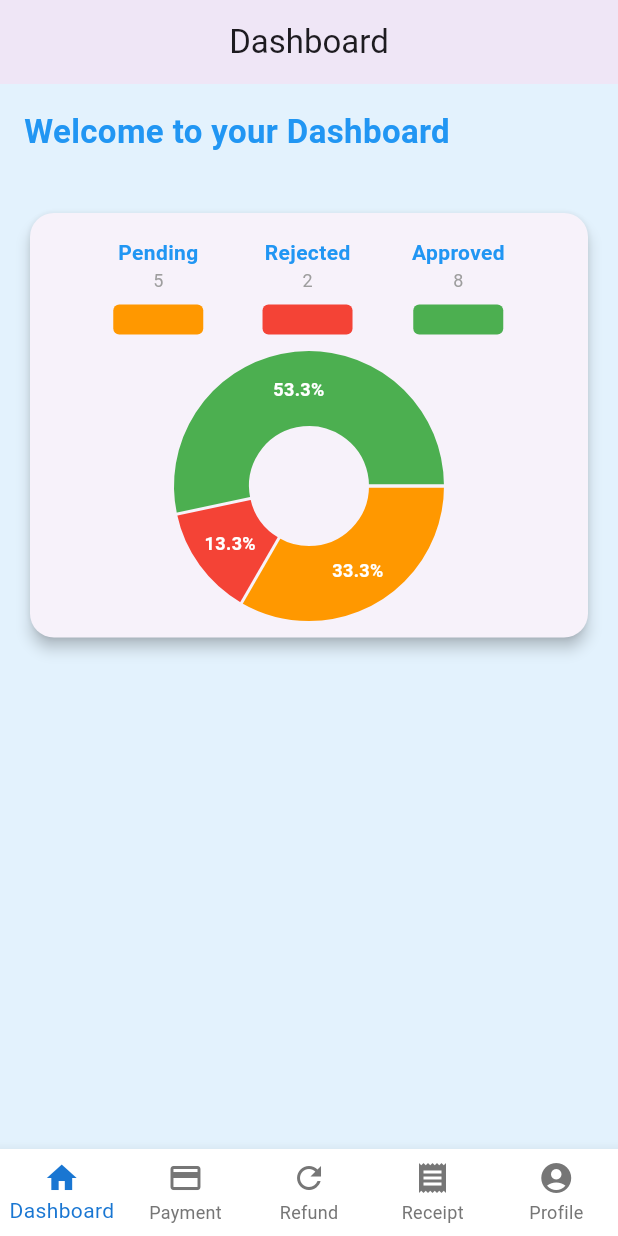
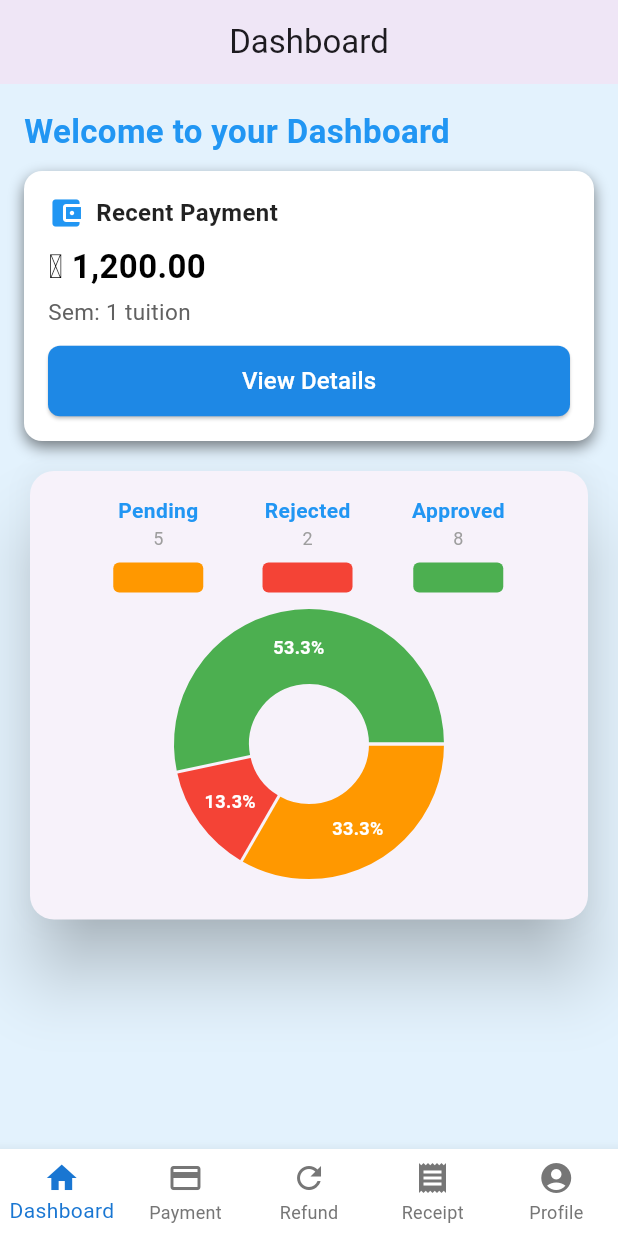
Before and after one commit to Prostorm11/Payment_App, a Flutter app: the screen it shows after launch, on a phone screen of 412 x 824 dp. Run offline on Flutter 3.47's test engine with Material 3 defaults, Android fonts, the phone set to English and light mode, and no system bars; drawn by our look-alikes of animated_text_kit, fl_chart; missing offline and left inert: pay_with_paystack.

Commit message:
dashboard in progress

```diff
--- a/lib/Dashboard/components/info_card.dart
+++ b/lib/Dashboard/components/info_card.dart
@@ -29,7 +29,7 @@ class InfoCard extends StatelessWidget {
         borderRadius: BorderRadius.circular(12),
         boxShadow: [
           BoxShadow(
-            color: Colors.black.withOpacity(0.05),
+            color: Colors.black.withValues(alpha: 0.5),
             blurRadius: 8,
             offset: const Offset(0, 4),
           ),
@@ -75,7 +75,7 @@ class InfoCard extends StatelessWidget {
             child: ElevatedButton(
               onPressed: onPressed ?? () {},
               style: ElevatedButton.styleFrom(
-                backgroundColor: isDark ? Colors.blue[400] : Colors.blue[600],
+                backgroundColor: isDark ? Colors.blue.shade400 : Colors.blue.shade600,
                 padding: const EdgeInsets.symmetric(vertical: 12),
                 shape: RoundedRectangleBorder(
                   borderRadius: BorderRadius.circular(8),
@@ -83,7 +83,7 @@ class InfoCard extends StatelessWidget {
               ),
               child: const Text(
                 "View Details",
-                style: TextStyle(fontSize: 16),
+                style: TextStyle(fontSize: 16, fontWeight: FontWeight.w500, color: Colors.white),
               ),
             ),
           ),
--- a/lib/Dashboard/dashboard.dart
+++ b/lib/Dashboard/dashboard.dart
@@ -1,6 +1,9 @@
+import 'package:fee_payment_app/Dashboard/components/info_card.dart';
+import 'package:fee_payment_app/Dashboard/components/info_card.dart';
 import 'package:flutter/material.dart';
 import 'package:fl_chart/fl_chart.dart';
 import 'package:animated_text_kit/animated_text_kit.dart';
+import 'package:fee_payment_app/components/consistent_top_info.dart';
 
 class DashboardScreen extends StatefulWidget {
   const DashboardScreen({super.key});
@@ -56,7 +59,7 @@ class _DashboardScreenState extends State<DashboardScreen> {
           children: [
             // Animated welcome text
             SizedBox(
-          height: 50,
+              height: 30,
               child: AnimatedTextKit(
                 animatedTexts: [
                   TypewriterAnimatedText(
@@ -66,15 +69,23 @@ class _DashboardScreenState extends State<DashboardScreen> {
                       fontWeight: FontWeight.bold,
                       color: Colors.blue,
                     ),
-            speed: const Duration(milliseconds: 80),
+                    speed: const Duration(milliseconds: 150),
                   ),
                 ],
-            isRepeatingAnimation: false,
+                isRepeatingAnimation: true,
               ),
             ),
+           // const SizedBox(height: 16),
+            const InfoCard(
+                toptext: "Recent Payment",
+                middletext: "₵ 1,200.00",
+                bottomtext: "Sem: 1 tuition",
+                icon: Icons.account_balance_wallet),
                 const SizedBox(height: 16),
             Card(
-          elevation: 4,
+              elevation: 20,
+              shadowColor: Colors.black.withValues(alpha: 10),
+
               shape: RoundedRectangleBorder(
                 borderRadius: BorderRadius.circular(16),
               ),
@@ -85,7 +96,8 @@ class _DashboardScreenState extends State<DashboardScreen> {
                     // Names and values on top of the rectangle
                     Row(
                       mainAxisAlignment: MainAxisAlignment.spaceEvenly,
-              children: transactionData.entries.map((entry) => Column(
+                      children: transactionData.entries
+                          .map((entry) => Column(
                                 children: [
                                   Text(
                                     entry.key,
@@ -112,7 +124,8 @@ class _DashboardScreenState extends State<DashboardScreen> {
                                     ),
                                   ),
                                 ],
-              )).toList(),
+                              ))
+                          .toList(),
                     ),
                     const SizedBox(height: 16),
                     AspectRatio(
@@ -125,6 +138,8 @@ class _DashboardScreenState extends State<DashboardScreen> {
                         ),
                       ),
                     ),
+                    const SizedBox(height: 16),
+
                   ],
                 ),
               ),
```
Lines whose indentation alone changed are shown as unchanged.
